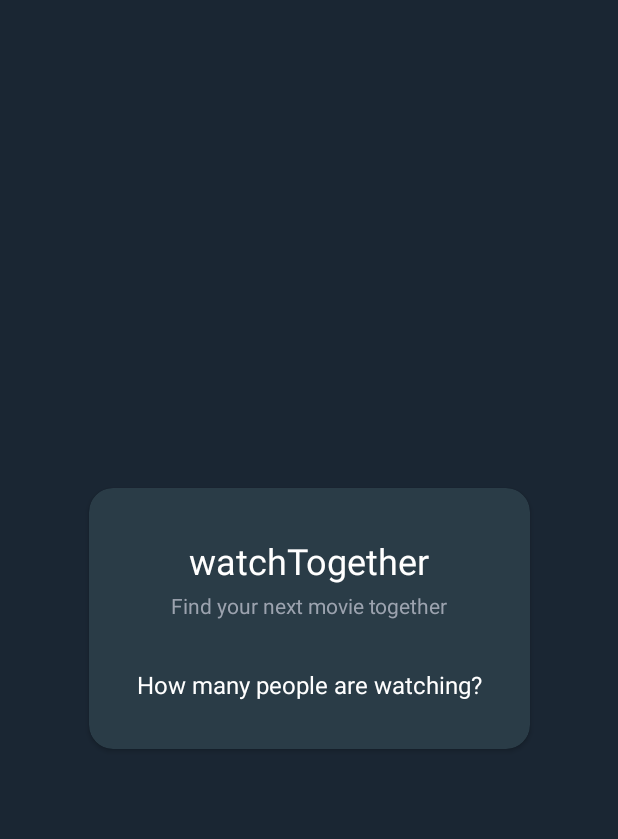
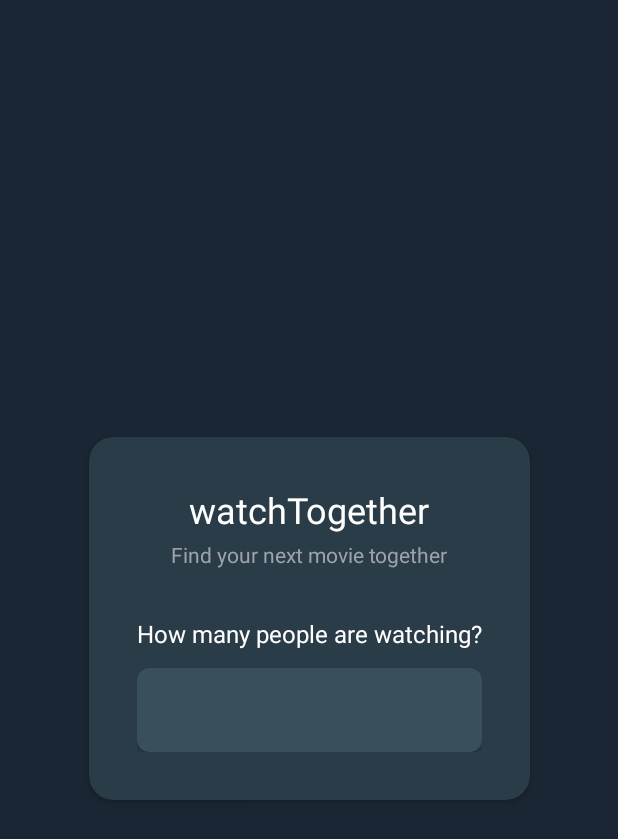
Before and after one commit to Alia-Alamer/watchTogether, an Android app: the screen it shows after launch (MainActivity), on a phone screen of 412 x 824 dp. Shown: the top 839 px of the screen. Run offline under Robolectric (Android 15) with nearby library versions, the phone set to English and light mode, and no system bars.

Commit message:
add input field

```diff
--- a/app/src/main/res/layout/activity_main.xml
+++ b/app/src/main/res/layout/activity_main.xml
@@ -64,6 +64,19 @@
                 android:layout_marginTop="32dp"
                 />
 
+        <androidx.cardview.widget.CardView
+            android:id="@+id/inputField"
+            android:layout_width="0dp"
+            android:layout_height="56dp"
+            app:cardBackgroundColor="@color/blue_1"
+            app:cardCornerRadius="8dp"
+            app:layout_constraintTop_toBottomOf="@+id/question"
+            app:layout_constraintStart_toStartOf="parent"
+            app:layout_constraintEnd_toEndOf="parent"
+            android:layout_marginTop="12dp" />
+
+
+
 
         </androidx.constraintlayout.widget.ConstraintLayout>
 
```
